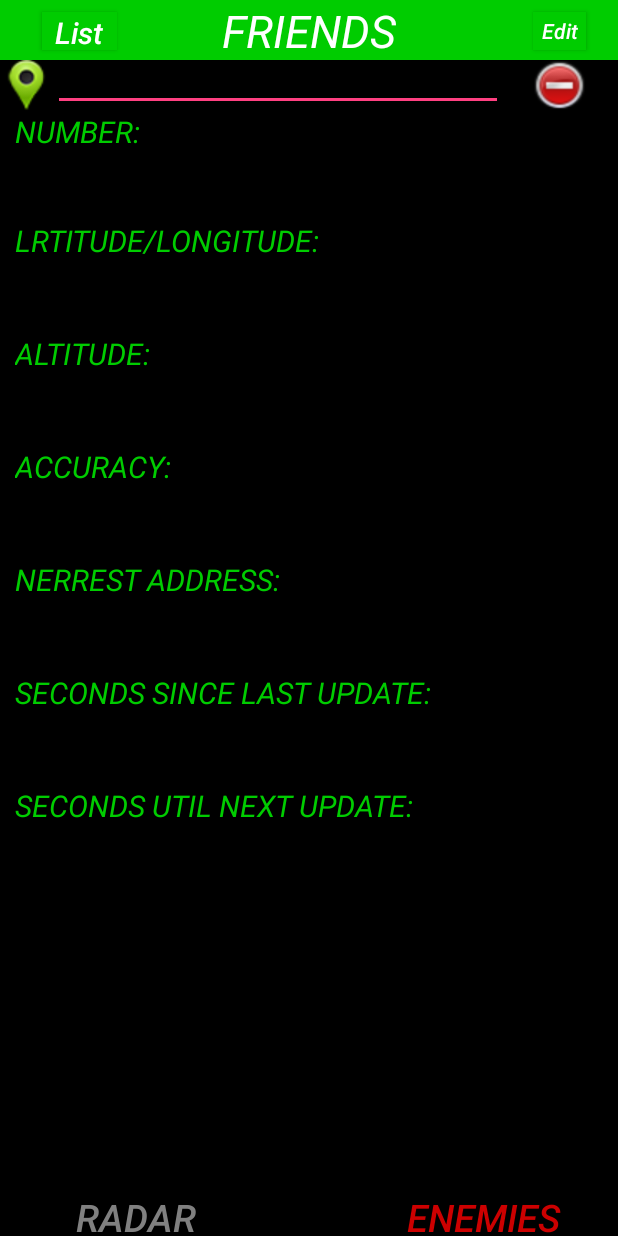
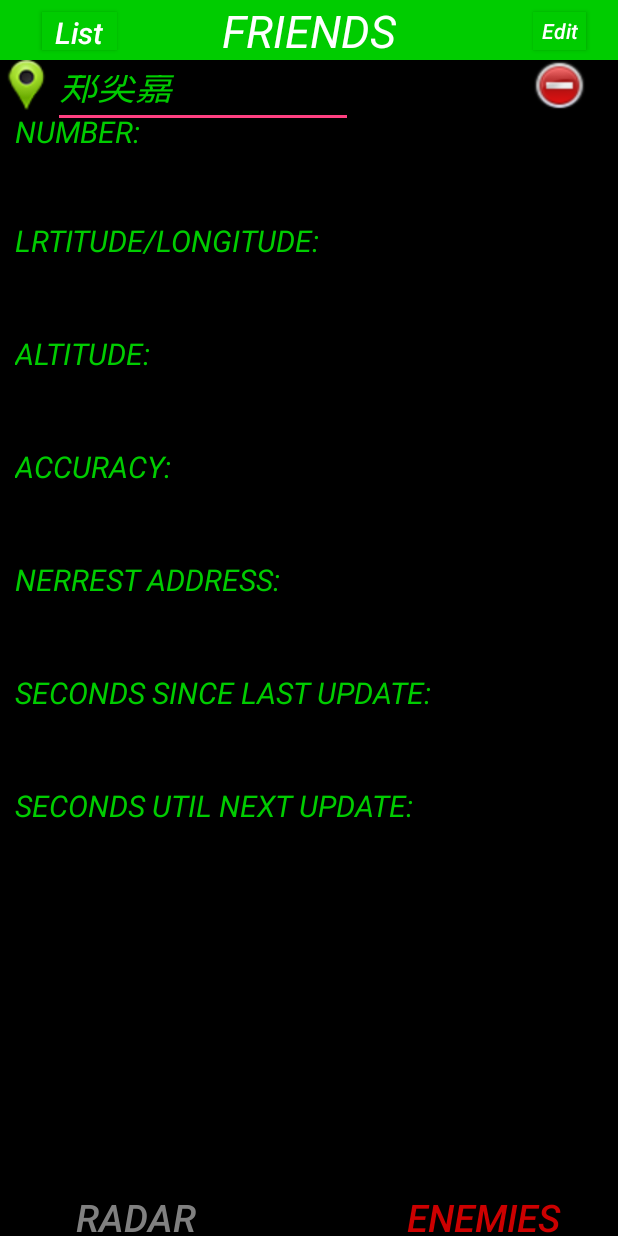
Before and after one commit to Antsecvic/Tracer, an Android app: the layout friend_information.xml on its own in the app's theme, with its tools: preview values and no code run, on a phone screen of 412 x 824 dp. Run offline under Robolectric (Android 15) with nearby library versions, the phone set to English and light mode, and no system bars.

Commit message:
+添加、编辑、删除好友功能

```diff
--- a/app/src/main/res/layout/friend_information.xml
+++ b/app/src/main/res/layout/friend_information.xml
@@ -51,7 +51,7 @@
 
 
     <ImageView
-        android:id="@+id/delete"
+        android:id="@+id/friend_delete"
         android:layout_width="35dp"
         android:layout_height="34dp"
         android:background="@drawable/icon_delete"
@@ -66,18 +66,18 @@
         android:layout_height="34dp"
         android:layout_alignParentLeft="true"
         android:layout_alignParentStart="true"
-        android:layout_alignTop="@+id/delete"/>
+        android:layout_alignTop="@+id/friend_delete"/>
 
     <EditText
         android:id="@+id/friend_name"
         android:textStyle="italic"
         android:textSize="25sp"
-        android:layout_width="300dp"
-        android:layout_height="36dp"
+        android:layout_width="200dp"
+        android:layout_height="45dp"
         android:layout_weight="0.90"
         android:textColor="#00cc00"
-        android:layout_alignBottom="@+id/friend"
-        android:layout_toLeftOf="@+id/delete"
+        android:gravity="center_vertical"
+        android:text="郑奕嘉"
         android:layout_toRightOf="@+id/friend"
         android:layout_toEndOf="@+id/friend"
         android:layout_alignTop="@+id/friend"/>
@@ -90,7 +90,7 @@
         android:layout_marginLeft="10dp"
         android:layout_alignParentLeft="true"
         android:layout_alignParentStart="true"
-        android:layout_below="@+id/delete">
+        android:layout_below="@+id/friend_delete">
         <TextView
             android:text="NUMBER:"
             android:textColor="#00cc00"
@@ -106,6 +106,7 @@
             android:id="@+id/friend_number"
             android:textColor="#ffffff"
             android:layout_width="200dp"
+            android:inputType="number"
             android:layout_height="wrap_content"
             android:layout_marginLeft="180dp"/>
         <TextView
```
Also changed, not shown: app/src/main/java/project/mayikai/tracer/FriendsList.java (+38 -2 lines), app/src/main/java/project/mayikai/tracer/showInformation.java (+46 -1 lines).
